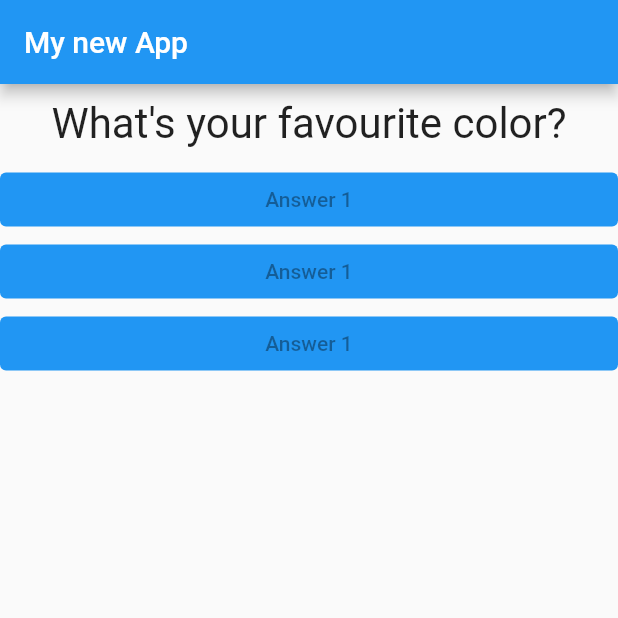
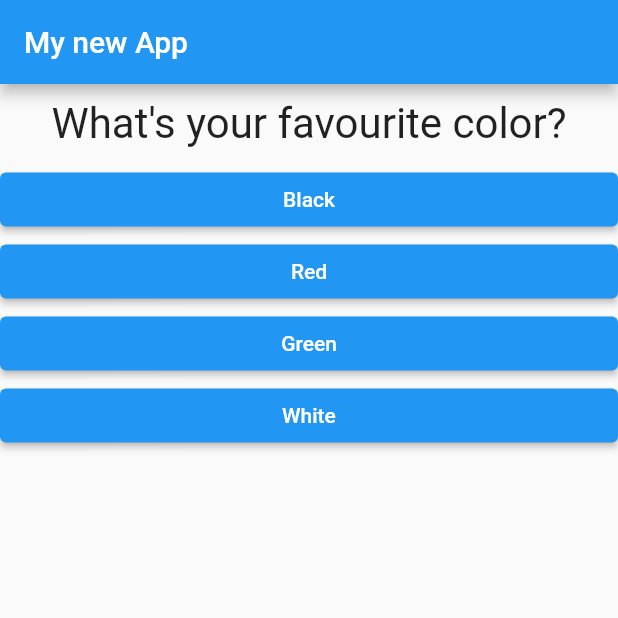
Before and after one commit to ibrikk/first_app_flutter, a Flutter app: the screen it shows after launch, on a phone screen of 412 x 824 dp, the top half of it. Run offline on Flutter 3.47's test engine with Material 2 defaults, Android fonts, the phone set to English and light mode, and no system bars.

Commit message:
changing models

```diff
--- a/lib/answer.dart
+++ b/lib/answer.dart
@@ -2,6 +2,11 @@ import 'package:flutter/material.dart';
 
 class Answer extends StatelessWidget {
   @override
+  final Function selectHandler;
+  final String answerText;
+
+  Answer(this.selectHandler, String this.answerText);
+
   Widget build(BuildContext context) {
     return Container(
         width: double.infinity,
@@ -9,8 +14,8 @@ class Answer extends StatelessWidget {
           style: ButtonStyle(
             backgroundColor: MaterialStateProperty.all(Colors.blue),
           ),
-          child: Text('Answer 1'),
-          onPressed: null,
+          child: Text(answerText),
+          onPressed: selectHandler,
         ));
   }
 }
--- a/lib/main.dart
+++ b/lib/main.dart
@@ -31,20 +31,29 @@ class _MyAppState extends State<MyApp> {
   @override
   Widget build(BuildContext context) {
     var questions = [
-      'What\'s your favourite color?',
-      'What\'s your favourite animal?',
-      'What\'s your favourite movie?',
+      {
+        'questionText': 'What\'s your favourite color?',
+        'answers': ['Black', 'Red', 'Green', 'White']
+      },
+      {
+        'questionText': 'What\'s your favourite animal?',
+        'answers': ['Giraffe', 'Zebra', 'Crocodile', 'Whale']
+      },
+      {
+        'questionText': 'What\'s your favourite movie?',
+        'answers': ['Men In Black', 'Avatar', 'Titanic', 'Die Hard']
+      },
     ];
     return MaterialApp(
       home: Scaffold(
           appBar: AppBar(title: Text('My new App')),
           body: Column(
             children: [
-              Question(questions[_questionIndex]),
-              // RaisedButton(child: Text('Answer 1'), onPressed: null),
-              Answer(),
-              Answer(),
-              Answer()
+              Question(questions[_questionIndex]['questionText']),
+              ...(questions[_questionIndex]['answers'] as List<String>)
+                  .map((answer) {
+                return Answer(_answerQuestion, answer);
+              }).toList()
             ],
           )),
     );
```
